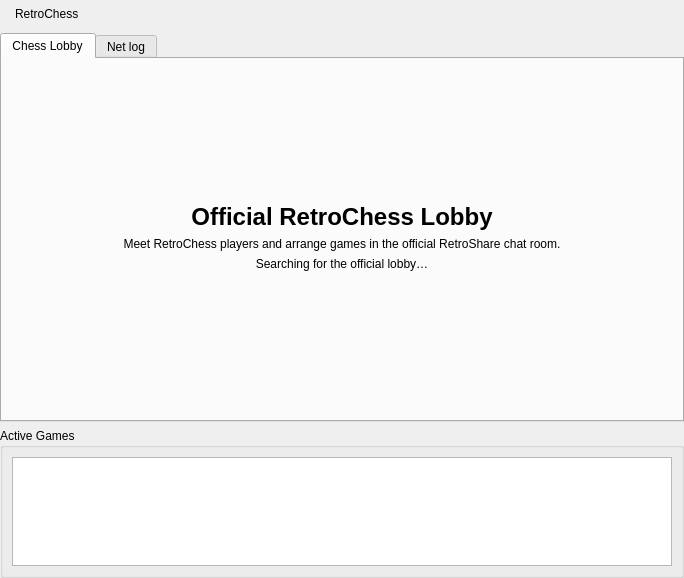
First picture: the form in gui/NEMainpage.ui, repository RetroShare/RetroChess, before the edit.
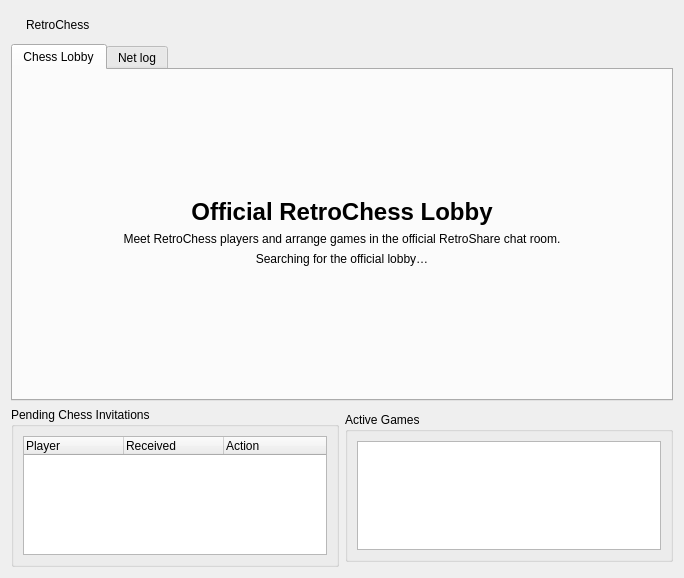
Second picture: the form after the edit. Icons and pictures are not drawn.

Commit message: Implemented RetroChess page notifications for pending GXS invites: -

```diff
--- a/gui/NEMainpage.ui
+++ b/gui/NEMainpage.ui
@@ -13,20 +13,8 @@
   <property name="windowTitle">
    <string>Form</string>
   </property>
-  <layout class="QGridLayout" name="gridLayout_6">
-   <property name="leftMargin">
-    <number>0</number>
-   </property>
-   <property name="topMargin">
-    <number>0</number>
-   </property>
-   <property name="rightMargin">
-    <number>0</number>
-   </property>
-   <property name="bottomMargin">
-    <number>0</number>
-   </property>
-   <item row="0" column="0">
+  <layout class="QGridLayout" name="gridLayout">
+   <item row="0" column="0" colspan="2">
     <widget class="QFrame" name="titleBarFrame">
      <property name="sizePolicy">
       <sizepolicy hsizetype="Preferred" vsizetype="Maximum">
@@ -112,7 +100,7 @@
      </layout>
     </widget>
    </item>
-   <item row="1" column="0">
+   <item row="1" column="0" colspan="2">
     <widget class="QTabWidget" name="tabWidget">
      <property name="currentIndex">
       <number>0</number>
@@ -194,6 +182,49 @@
     </widget>
    </item>
    <item row="2" column="0">
+    <widget class="QGroupBox" name="pendingInvitesBox">
+     <property name="maximumSize">
+      <size>
+       <width>16777215</width>
+       <height>160</height>
+      </size>
+     </property>
+     <property name="title">
+      <string>Pending Chess Invitations</string>
+     </property>
+     <layout class="QVBoxLayout" name="pendingInvitesLayout">
+      <item>
+       <widget class="QTreeWidget" name="pendingInvites">
+        <property name="alternatingRowColors">
+         <bool>true</bool>
+        </property>
+        <property name="selectionMode">
+         <enum>QAbstractItemView::NoSelection</enum>
+        </property>
+        <property name="rootIsDecorated">
+         <bool>false</bool>
+        </property>
+        <column>
+         <property name="text">
+          <string>Player</string>
+         </property>
+        </column>
+        <column>
+         <property name="text">
+          <string>Received</string>
+         </property>
+        </column>
+        <column>
+         <property name="text">
+          <string>Action</string>
+         </property>
+        </column>
+       </widget>
+      </item>
+     </layout>
+    </widget>
+   </item>
+   <item row="2" column="1">
     <widget class="QGroupBox" name="groupBox">
      <property name="sizePolicy">
       <sizepolicy hsizetype="Preferred" vsizetype="Preferred">
```
Left out of the diff: 64 changed lines with no effect on the pictures. The commit also changes 11 other files.
